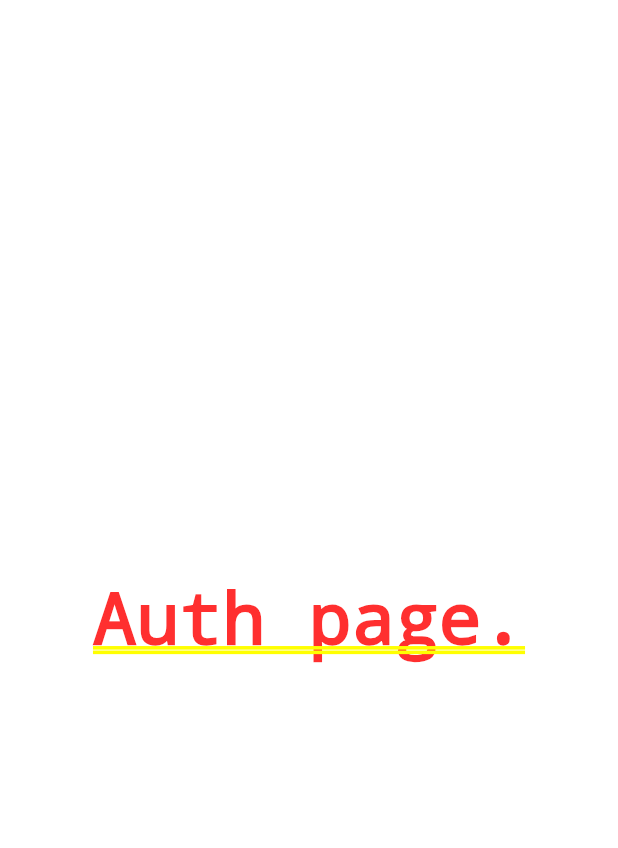
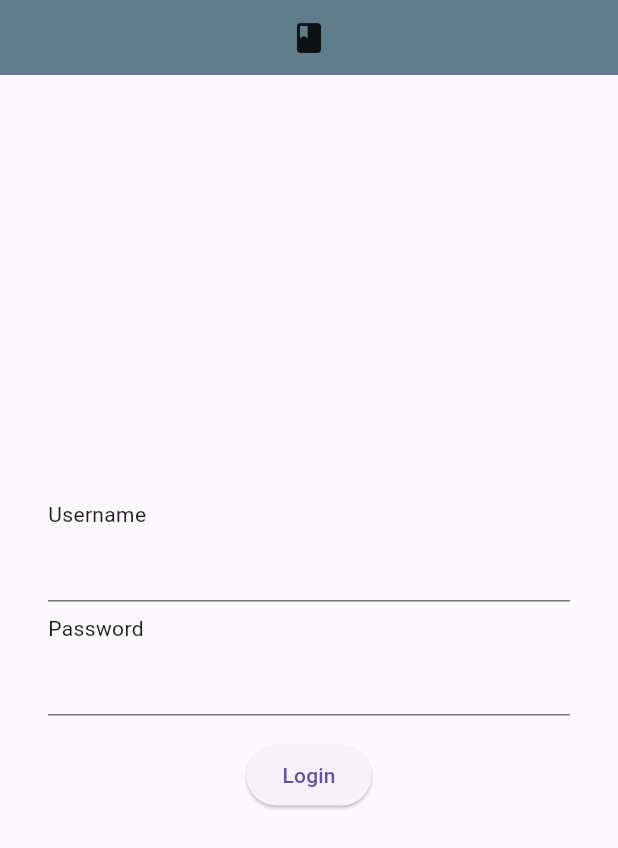
Before and after one commit to SebastijanKokai/BookNest, a Flutter app: the screen it shows after launch, on a phone screen of 412 x 824 dp. Shown: the top 848 px of the screen. Run offline on Flutter 3.47's test engine with Material 3 defaults, Android fonts, the phone set to English and light mode, and no system bars; our stand-ins replace gap, go_router.

Commit message:
Add basic UI with username and password text fields to AuthPage

```diff
--- a/lib/core/router/router.dart
+++ b/lib/core/router/router.dart
@@ -1,5 +1,6 @@
 import 'package:book_nest/core/router/routes.dart';
 import 'package:book_nest/features/auth/auth_page.dart';
+import 'package:book_nest/features/dashboard/dashboard_page.dart';
 import 'package:go_router/go_router.dart';
 
 final router = GoRouter(initialLocation: NavPaths.authPage.path, routes: [
@@ -12,7 +13,7 @@ final router = GoRouter(initialLocation: NavPaths.authPage.path, routes: [
   GoRoute(
     path: NavPaths.dashboardPage.path,
     builder: (context, state) {
-      return const AuthPage();
+      return const DashboardPage();
     },
   ),
 ]);
--- a/lib/features/auth/auth_page.dart
+++ b/lib/features/auth/auth_page.dart
@@ -1,12 +1,107 @@
+import 'package:book_nest/core/router/routes.dart';
+import 'package:book_nest/core/utils/sizes.dart';
 import 'package:flutter/material.dart';
+import 'package:gap/gap.dart';
+import 'package:go_router/go_router.dart';
 
 class AuthPage extends StatelessWidget {
   const AuthPage({super.key});
 
   @override
   Widget build(BuildContext context) {
-    return const Center(
-      child: Text("Auth page."),
+    return SafeArea(
+      child: Scaffold(
+        body: Center(
+            child: Column(
+          children: [
+            _Header(),
+            _AuthForm(),
+          ],
+        )),
+      ),
     );
   }
 }
+
+class _Header extends StatelessWidget {
+  @override
+  Widget build(BuildContext context) {
+    return Container(
+      color: Colors.blueGrey,
+      height: 50,
+      width: double.infinity,
+      child: const Icon(Icons.book),
+    );
+  }
+}
+
+class _AuthForm extends StatefulWidget {
+  @override
+  State<_AuthForm> createState() => _AuthFormState();
+}
+
+class _AuthFormState extends State<_AuthForm> {
+  late TextEditingController userNameController;
+  late TextEditingController passwordController;
+
+  @override
+  void initState() {
+    super.initState();
+    userNameController = TextEditingController();
+    passwordController = TextEditingController();
+  }
+
+  @override
+  void dispose() {
+    userNameController.dispose();
+    passwordController.dispose();
+    super.dispose();
+  }
+
+  void _onLogin() {
+    // @TODO (sebastijan.kokai): Add logic for handling authentication
+    context.go(NavPaths.dashboardPage.path);
+  }
+
+  @override
+  Widget build(BuildContext context) {
+    return Expanded(
+      child: Padding(
+        padding: const EdgeInsets.all(D.dp32),
+        child: Column(
+          mainAxisAlignment: MainAxisAlignment.center,
+          children: [
+            _LoginTextField('Username', userNameController),
+            const Gap(D.dp8),
+            _LoginTextField('Password', passwordController),
+            const Gap(D.dp16),
+            ElevatedButton(
+              onPressed: _onLogin,
+              child: const Text('Login'),
+            )
+          ],
+        ),
+      ),
+    );
+  }
+}
+
+class _LoginTextField extends StatelessWidget {
+  const _LoginTextField(this.label, this.controller);
+
+  final String label;
+  final TextEditingController controller;
+
+  @override
+  Widget build(BuildContext context) {
+    return Column(
+      crossAxisAlignment: CrossAxisAlignment.start,
+      children: [
+        Text(label),
+        TextField(
+          controller: controller,
+        ),
+      ],
+    );
+  }
+}
--- a/lib/main.dart
+++ b/lib/main.dart
@@ -11,7 +11,9 @@ class BookNestApp extends StatelessWidget {
   @override
   Widget build(BuildContext context) {
     return MaterialApp.router(
-      routerConfig: router,
+      routeInformationParser: router.routeInformationParser,
+      routeInformationProvider: router.routeInformationProvider,
+      routerDelegate: router.routerDelegate,
     );
   }
 }
```
